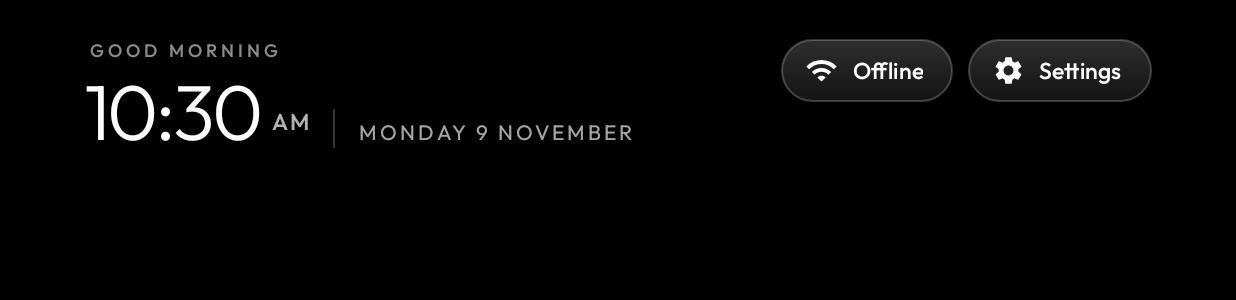
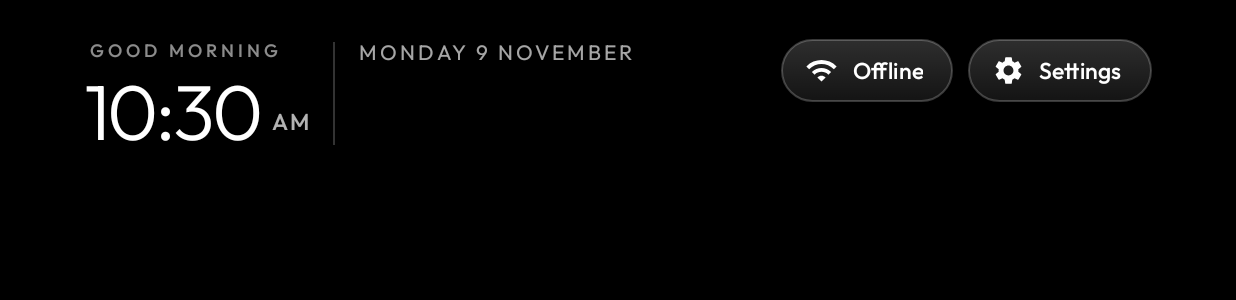
Before and after one commit to guilherme-ramalho/debloated-tv, an Android app: the MainActivity screen opened directly, with no data from a screen before it, on a phone screen of 824 x 412 dp (held sideways). Shown: the top 300 px of the screen. Run offline under Robolectric (Android 15) with nearby library versions, the phone set to English and light mode, and no system bars; pictures from the network do not load.

Commit message:
TV Home: day, date and weather start on the greeting's line beside the clock

```diff
--- a/tv-launcher/launcher/app/src/main/res/layout/activity_main.xml
+++ b/tv-launcher/launcher/app/src/main/res/layout/activity_main.xml
@@ -180,6 +180,13 @@
                 android:layout_alignParentStart="true"
                 android:layout_toStartOf="@+id/topButtons"
                 android:layout_marginEnd="16dp"
+                android:orientation="horizontal">
+
+              <!-- The greeting over the clock; the day, date and weather column beside both, starting on the greeting's
+                   line, so lines added under the date (weather, lunar date) grow downward and move nothing above. -->
+              <LinearLayout
+                android:layout_width="wrap_content"
+                android:layout_height="wrap_content"
                 android:orientation="vertical">
 
                 <!-- The header texts use gravity left, not start: the launcher lays out left to right
@@ -188,7 +195,7 @@
                 <TextView
                     android:id="@+id/greeting"
                     android:gravity="left"
-                    android:layout_width="match_parent"
+                    android:layout_width="wrap_content"
                     android:layout_height="wrap_content"
                     android:singleLine="true"
                     android:ellipsize="end"
@@ -200,7 +207,7 @@
                     android:textAllCaps="true" />
 
                 <LinearLayout
-                    android:layout_width="match_parent"
+                    android:layout_width="wrap_content"
                     android:layout_height="wrap_content"
                     android:orientation="horizontal"
                     android:baselineAligned="true">
@@ -231,23 +238,25 @@
                         android:fontFamily="@string/font_medium"
                         android:letterSpacing="0.08"
                         android:textAllCaps="true" />
+                </LinearLayout>
+              </LinearLayout>
 
                     <View
                         android:id="@+id/clockDivider"
                         android:layout_width="1dp"
-                        android:layout_height="26dp"
-                        android:layout_gravity="bottom"
+                        android:layout_height="match_parent"
+                        android:layout_gravity="top"
                         android:layout_marginStart="16dp"
                         android:layout_marginEnd="16dp"
-                        android:layout_marginBottom="8dp"
+                        android:layout_marginTop="2dp"
+                        android:layout_marginBottom="10dp"
                         android:background="#33FFFFFF" />
 
                     <LinearLayout
                         android:layout_width="0dp"
                         android:layout_weight="1"
                         android:layout_height="wrap_content"
-                        android:layout_gravity="bottom"
-                        android:layout_marginBottom="9dp"
+                        android:layout_gravity="top"
                         android:orientation="vertical">
 
                         <!-- Shamsi date ("27 Mehr 1405"), shown when shamsi_date is on. -->
@@ -326,7 +335,6 @@
                                 android:includeFontPadding="false" />
                         </LinearLayout>
                     </LinearLayout>
-                </LinearLayout>
 
             </LinearLayout>
 
```
Also changed, not shown: 2 other files.
